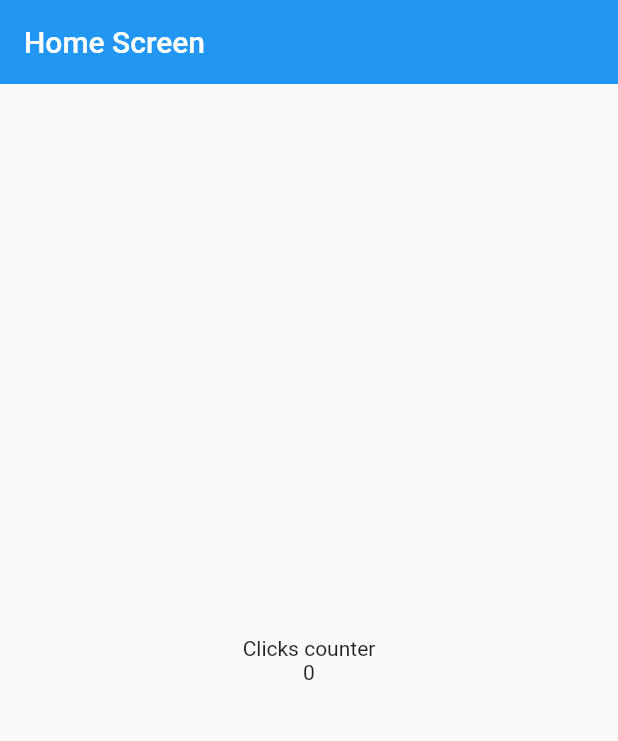
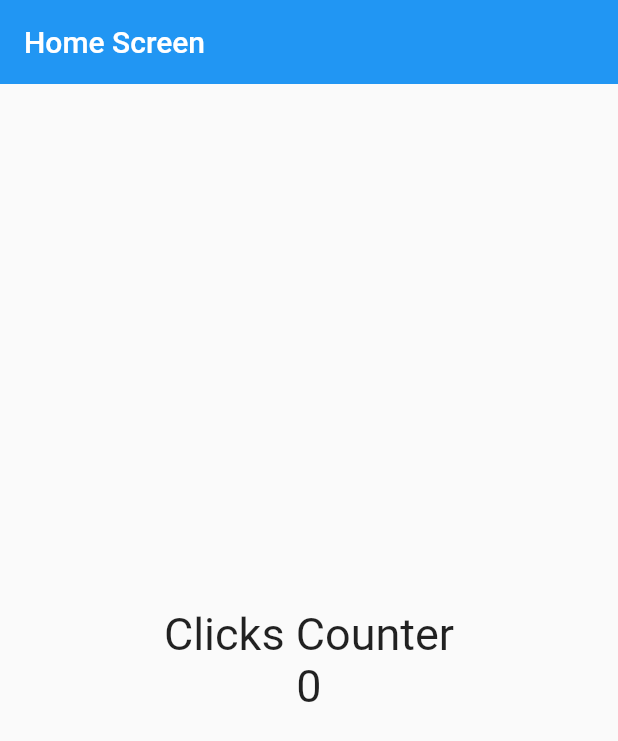
Before and after one commit to aydin-due/counter_app, a Flutter app: the screen it shows after launch, on a phone screen of 412 x 824 dp. Shown: the top 741 px of the screen. Run offline on Flutter 3.47's test engine with Material 2 defaults, Android fonts, the phone set to English and light mode, and no system bars.

Commit message:
text style

```diff
--- a/lib/screens/home_screen.dart
+++ b/lib/screens/home_screen.dart
@@ -5,6 +5,8 @@ class HomeScreen extends StatelessWidget {
 
   @override
   Widget build(BuildContext context) {
+    const fontSize30 = const TextStyle(fontSize: 30);
+
     return Scaffold(
       appBar: AppBar(
         title: const Text('Home Screen'),
@@ -14,7 +16,10 @@ class HomeScreen extends StatelessWidget {
         child: Column(
           mainAxisAlignment: MainAxisAlignment.center,
           //crossAxisAlignment: CrossAxisAlignment.center, -> centrado al widget + grande, no a la pantalla
-          children: const <Widget>[Text('Clicks counter'), Text('0')],
+          children: const [
+            Text('Clicks Counter', style: fontSize30),
+            Text('0', style: fontSize30)
+          ],
         ),
       ),
     );
```
